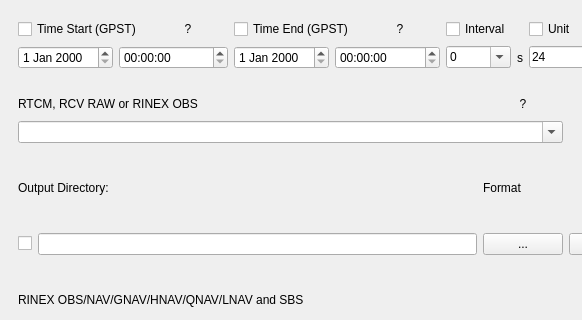
Old version of the form app/rtkconv_qt/convmain.ui in the repository tomojitakasu/RTKLIB; both pictures show x 0 to 582 and y 0 to 320 of the 713 by 608 pixel window.
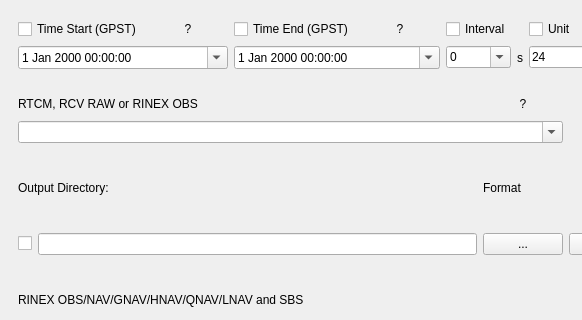
New version of the form. Icons and pictures are not drawn.

Patch:
```diff
--- a/app/rtkconv_qt/convmain.ui
+++ b/app/rtkconv_qt/convmain.ui
@@ -105,9 +105,6 @@
          </item>
         </widget>
        </item>
-       <item row="1" column="3">
-        <widget class="QDateEdit" name="TimeY2"/>
-       </item>
        <item row="0" column="2">
         <widget class="QPushButton" name="BtnTime1">
          <property name="sizePolicy">
@@ -124,9 +121,6 @@
          </property>
         </widget>
        </item>
-       <item row="1" column="0">
-        <widget class="QDateEdit" name="TimeY1"/>
-       </item>
        <item row="0" column="6">
         <widget class="QCheckBox" name="TimeIntF">
          <property name="text">
@@ -178,11 +172,19 @@
          </property>
         </widget>
        </item>
-       <item row="1" column="1" colspan="2">
-        <widget class="QTimeEdit" name="TimeH1"/>
+       <item row="1" column="0" colspan="3">
+        <widget class="QDateTimeEdit" name="dateTime1">
+         <property name="calendarPopup">
+          <bool>true</bool>
+         </property>
+        </widget>
        </item>
-       <item row="1" column="4" colspan="2">
-        <widget class="QTimeEdit" name="TimeH2"/>
+       <item row="1" column="3" colspan="3">
+        <widget class="QDateTimeEdit" name="dateTime2">
+         <property name="calendarPopup">
+          <bool>true</bool>
+         </property>
+        </widget>
        </item>
       </layout>
      </widget>
```
Left out of the diff: 22 changed lines with no effect on the pictures.
